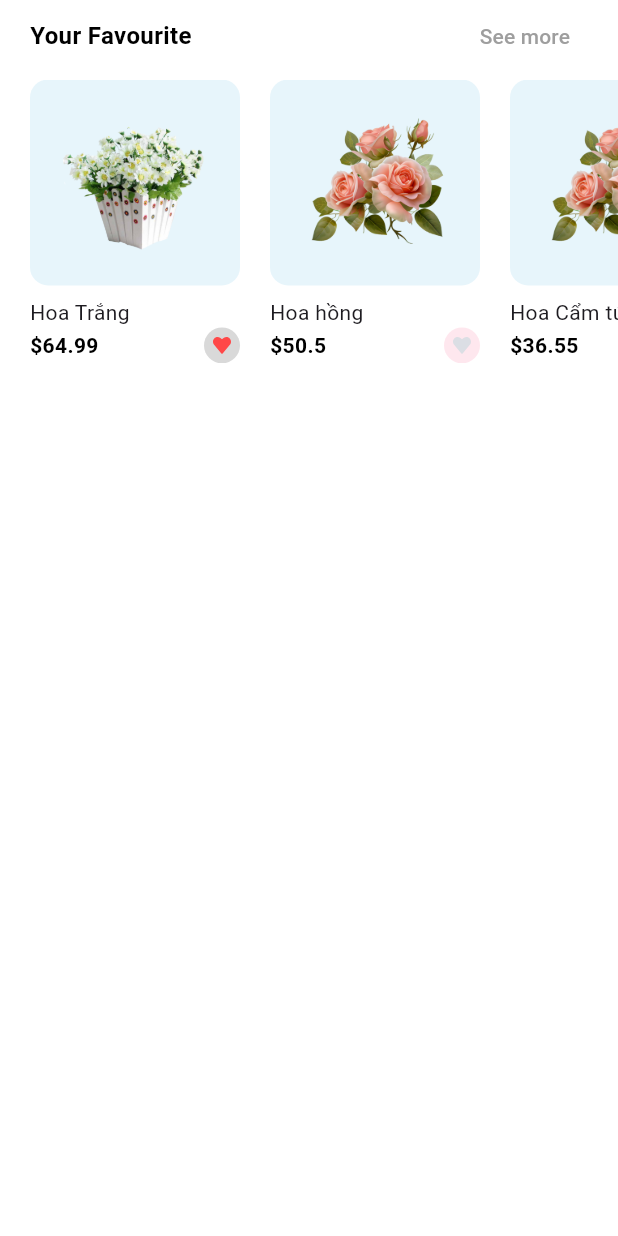
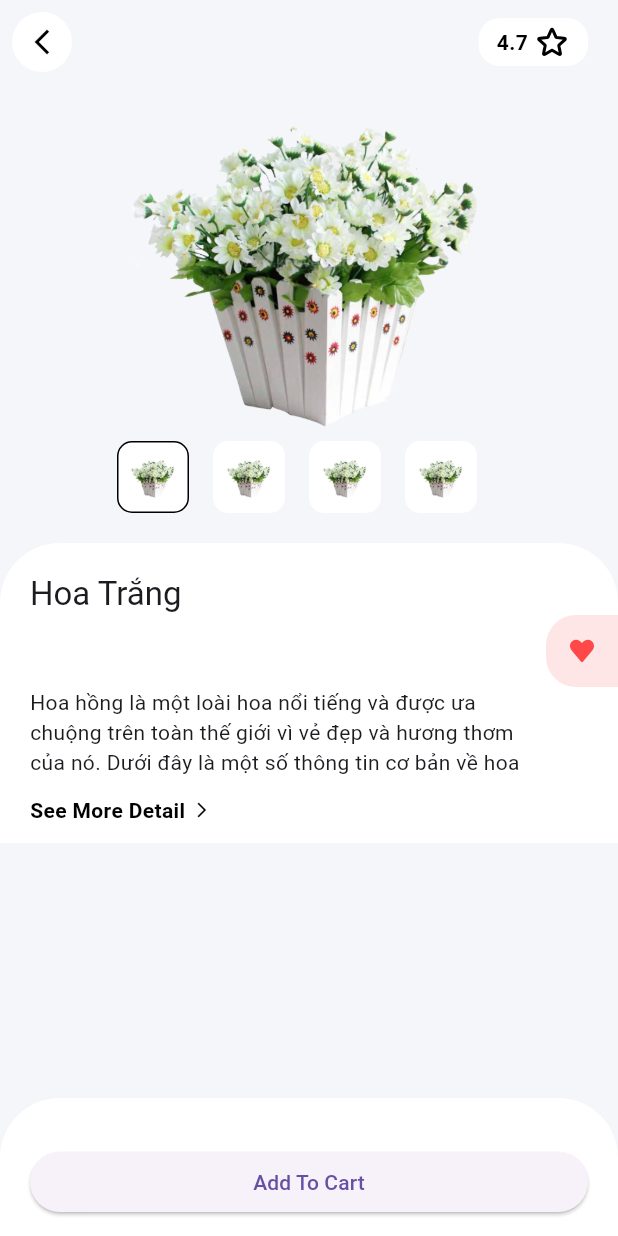
Before and after one commit to trongtran1211/flutter_dart_flower, a Flutter app: the PopularProducts widget shown alone on an empty page, opened directly, after a tap on "Hoa Trắng", on a phone screen of 412 x 824 dp. Run offline on Flutter 3.47's test engine with Material 3 defaults, Android fonts, the phone set to English and light mode, and no system bars; our stand-ins replace flutter_svg.

Commit message:
Trang chi tiết sản phẩm

```diff
--- /dev/null
+++ b/flower_shop/lib/components/rounded_icon_btn.dart
@@ -0,0 +1,46 @@
+import 'package:flutter/material.dart';
+
+import '../constants.dart';
+
+class RoundedIconBtn extends StatelessWidget {
+  const RoundedIconBtn({
+    Key? key,
+    required this.icon,
+    required this.press,
+    this.showShadow = false,
+  }) : super(key: key);
+
+  final IconData icon;
+  final GestureTapCancelCallback press;
+  final bool showShadow;
+
+  @override
+  Widget build(BuildContext context) {
+    return Container(
+      height: 40,
+      width: 40,
+      decoration: BoxDecoration(
+        shape: BoxShape.circle,
+        boxShadow: [
+          if (showShadow)
+            BoxShadow(
+              offset: const Offset(0, 6),
+              blurRadius: 10,
+              color: const Color(0xFFB0B0B0).withOpacity(0.2),
+            ),
+        ],
+      ),
+      child: TextButton(
+        style: TextButton.styleFrom(
+          foregroundColor: kPrimaryColor,
+          padding: EdgeInsets.zero,
+          backgroundColor: Colors.white,
+          shape:
+              RoundedRectangleBorder(borderRadius: BorderRadius.circular(50)),
+        ),
+        onPressed: press,
+        child: Icon(icon),
+      ),
+    );
+  }
+}
--- a/flower_shop/lib/models/Product.dart
+++ b/flower_shop/lib/models/Product.dart
@@ -4,7 +4,7 @@ class Product {
   final int id;
   final String title, description;
   final List<String> images;
-  final List<Color> colors;
+  // final List<Color> colors;
   final double rating, price;
   final bool isFavourite, isPopular;
   final String category;
@@ -12,7 +12,7 @@ class Product {
   Product({
     required this.id,
     required this.images,
-    required this.colors,
+    // required this.colors,
     this.rating = 0.0,
     this.isFavourite = false,
     this.isPopular = false,
@@ -30,16 +30,16 @@ List<Product> demoProducts = [
     id: 1,
     images: [
       "assets/images/flower_white_1.png",
-      "assets/images/flower_white_2.png",
-      "assets/images/flower_white_3.png",
-      "assets/images/flower_white_4.png",
+      "assets/images/flower_white_1.png",
+      "assets/images/flower_white_1.png",
+      "assets/images/flower_white_1.png",
     ],
-    colors: [
-      const Color(0xFFF6625E),
-      const Color(0xFF836DB8),
-      const Color(0xFFDECB9C),
-      Colors.white,
-    ],
+    // colors: [
+    //   const Color(0xFFF6625E),
+    //   const Color(0xFF836DB8),
+    //   const Color(0xFFDECB9C),
+    //   Colors.white,
+    // ],
     title: "Hoa Trắng ",
     price: 64.99,
     description: description,
@@ -53,12 +53,12 @@ List<Product> demoProducts = [
     images: [
       "assets/images/hoahong.png",
     ],
-    colors: [
-      const Color(0xFFF6625E),
-      const Color(0xFF836DB8),
-      const Color(0xFFDECB9C),
-      Colors.white,
-    ],
+    // colors: [
+    //   const Color(0xFFF6625E),
+    //   const Color(0xFF836DB8),
+    //   const Color(0xFFDECB9C),
+    //   Colors.white,
+    // ],
     title: "Hoa hồng",
     price: 50.5,
     description: description,
@@ -71,12 +71,12 @@ List<Product> demoProducts = [
     images: [
       "assets/images/hoahong.png",
     ],
-    colors: [
-      const Color(0xFFF6625E),
-      const Color(0xFF836DB8),
-      const Color(0xFFDECB9C),
-      Colors.white,
-    ],
+    // colors: [
+    //   const Color(0xFFF6625E),
+    //   const Color(0xFF836DB8),
+    //   const Color(0xFFDECB9C),
+    //   Colors.white,
+    // ],
     title: "Hoa Cẩm tú cầu",
     price: 36.55,
     description: description,
@@ -88,14 +88,14 @@ List<Product> demoProducts = [
   Product(
     id: 4,
     images: [
-      "assets/images/hoalan.png",
+      "assets/images/flower_white_1.png",
     ],
-    colors: [
-      const Color(0xFFF6625E),
-      const Color(0xFF836DB8),
-      const Color(0xFFDECB9C),
-      Colors.white,
-    ],
+    // colors: [
+    //   const Color(0xFFF6625E),
+    //   const Color(0xFF836DB8),
+    //   const Color(0xFFDECB9C),
+    //   Colors.white,
+    // ],
     title: "Hoa Lan",
     price: 20.20,
     description: description,
@@ -111,12 +111,12 @@ List<Product> demoProducts = [
       "assets/images/flower_white_3.png",
       "assets/images/flower_white_4.png",
     ],
-    colors: [
-      const Color(0xFFF6625E),
-      const Color(0xFF836DB8),
-      const Color(0xFFDECB9C),
-      Colors.white,
-    ],
+    // colors: [
+    //   const Color(0xFFF6625E),
+    //   const Color(0xFF836DB8),
+    //   const Color(0xFFDECB9C),
+    //   Colors.white,
+    // ],
     title: "Hoa Trắng ",
     price: 64.99,
     description: description,
@@ -130,12 +130,12 @@ List<Product> demoProducts = [
     images: [
       "assets/images/hoahong.png",
     ],
-    colors: [
-      const Color(0xFFF6625E),
-      const Color(0xFF836DB8),
-      const Color(0xFFDECB9C),
-      Colors.white,
-    ],
+    // colors: [
+    //   const Color(0xFFF6625E),
+    //   const Color(0xFF836DB8),
+    //   const Color(0xFFDECB9C),
+    //   Colors.white,
+    // ],
     title: "Hoa hồng",
     price: 50.5,
     description: description,
@@ -148,12 +148,12 @@ List<Product> demoProducts = [
     images: [
       "assets/images/hoahong.png",
     ],
-    colors: [
-      const Color(0xFFF6625E),
-      const Color(0xFF836DB8),
-      const Color(0xFFDECB9C),
-      Colors.white,
-    ],
+    // colors: [
+    //   const Color(0xFFF6625E),
+    //   const Color(0xFF836DB8),
+    //   const Color(0xFFDECB9C),
+    //   Colors.white,
+    // ],
     title: "Hoa Cẩm tú cầu",
     price: 36.55,
     description: description,
@@ -167,12 +167,12 @@ List<Product> demoProducts = [
     images: [
       "assets/images/hoahong.png",
     ],
-    colors: [
-      const Color(0xFFF6625E),
-      const Color(0xFF836DB8),
-      const Color(0xFFDECB9C),
-      Colors.white,
-    ],
+    // colors: [
+    //   const Color(0xFFF6625E),
+    //   const Color(0xFF836DB8),
+    //   const Color(0xFFDECB9C),
+    //   Colors.white,
+    // ],
     title: "Hoa hồng",
     price: 20.20,
     description: description,
@@ -183,4 +183,4 @@ List<Product> demoProducts = [
 ];
 
 const String description =
-    "";
+    "Hoa hồng là một loài hoa nổi tiếng và được ưa chuộng trên toàn thế giới vì vẻ đẹp và hương thơm của nó. Dưới đây là một số thông tin cơ bản về hoa hồng: Hoa hồng thường có cánh hoa mỏng, mềm mại, xếp chồng lên nhau thành từng lớp tạo thành bông hoa đẹp mắt. Hoa có nhiều loại màu sắc khác nhau như đỏ, hồng, trắng, vàng, cam, và xanh.";
--- a/flower_shop/lib/routes.dart
+++ b/flower_shop/lib/routes.dart
@@ -1,6 +1,7 @@
 import 'package:flutter/widgets.dart';
 import 'package:health_care/mainpage.dart';
 import 'package:health_care/screens/cart_screen/cart_screen.dart';
+import 'package:health_care/screens/details_screen/details_screen.dart';
 import 'package:health_care/screens/home_screen/home_screen.dart';
 import 'package:health_care/screens/info_screen/info_screen.dart';
 import 'package:health_care/screens/setting_screen/setting_screen.dart';
@@ -17,4 +18,5 @@ final Map<String, WidgetBuilder> routes = {
   CartScreen.routeName: (context) => const CartScreen(),
   SettingScreen.routeName: (context) => const SettingScreen(),
   PersonalInfoScreen.routeName: (context) => const PersonalInfoScreen(),
+  DetailsScreen.routeName: (context) => const DetailsScreen(),
 };
--- /dev/null
+++ b/flower_shop/lib/screens/details_screen/components/product_description.dart
@@ -0,0 +1,91 @@
+import 'package:flutter/material.dart';
+import 'package:flutter_svg/flutter_svg.dart';
+
+import '../../../constants.dart';
+import '../../../models/Product.dart';
+
+class ProductDescription extends StatelessWidget {
+  const ProductDescription({
+    Key? key,
+    required this.product,
+    this.pressOnSeeMore,
+  }) : super(key: key);
+
+  final Product product;
+  final GestureTapCallback? pressOnSeeMore;
+
+  @override
+  Widget build(BuildContext context) {
+    return Column(
+      crossAxisAlignment: CrossAxisAlignment.start,
+      children: [
+        Padding(
+          padding: const EdgeInsets.symmetric(horizontal: 20),
+          child: Text(
+            product.title,
+            style: Theme.of(context).textTheme.titleLarge,
+          ),
+        ),
+        Align(
+          alignment: Alignment.centerRight,
+          child: Container(
+            padding: const EdgeInsets.all(16),
+            width: 48,
+            decoration: BoxDecoration(
+              color: product.isFavourite
+                  ? const Color(0xFFFFE6E6)
+                  : const Color(0xFFF5F6F9),
+              borderRadius: const BorderRadius.only(
+                topLeft: Radius.circular(20),
+                bottomLeft: Radius.circular(20),
+              ),
+            ),
+            child: SvgPicture.asset(
+              "assets/icons/heart.svg",
+              colorFilter: ColorFilter.mode(
+                  product.isFavourite
+                      ? const Color(0xFFFF4848)
+                      : const Color(0xFFDBDEE4),
+                  BlendMode.srcIn),
+              height: 16,
+            ),
+          ),
+        ),
+        Padding(
+          padding: const EdgeInsets.only(
+            left: 20,
+            right: 64,
+          ),
+          child: Text(
+            product.description,
+            maxLines: 3,
+          ),
+        ),
+         Padding(
+           padding: const EdgeInsets.symmetric(
+             horizontal: 20,
+             vertical: 12,
+           ),
+           child: GestureDetector(
+             onTap: () {},
+             child: const Row(
+               children: [
+                 Text(
+                   "See More Detail",
+                   style: TextStyle(
+                       fontWeight: FontWeight.w600, color: kPrimaryColor),
+                 ),
+                 SizedBox(width: 5),
+                 Icon(
+                   Icons.arrow_forward_ios,
+                   size: 12,
+                   color: kPrimaryColor,
+                 ),
+               ],
+             ),
+           ),
+         )
+      ],
+    );
+  }
+}
--- /dev/null
+++ b/flower_shop/lib/screens/details_screen/components/product_images.dart
@@ -0,0 +1,92 @@
+import 'package:flutter/material.dart';
+
+import '../../../constants.dart';
+import '../../../models/Product.dart';
+
+class ProductImages extends StatefulWidget {
+  const ProductImages({
+    Key? key,
+    required this.product,
+  }) : super(key: key);
+
+  final Product product;
+
+  @override
+  _ProductImagesState createState() => _ProductImagesState();
+}
+
+class _ProductImagesState extends State<ProductImages> {
+  int selectedImage = 0;
+  @override
+  Widget build(BuildContext context) {
+    return Column(
+      children: [
+        SizedBox(
+          width: 238,
+          child: AspectRatio(
+            aspectRatio: 1,
+            child: Image.asset(widget.product.images[selectedImage]),
+
+          ),
+
+        ),
+        // SizedBox(height: 20),
+        Row(
+          mainAxisAlignment: MainAxisAlignment.center,
+          children: [
+            ...List.generate(
+              widget.product.images.length,
+              (index) => SmallProductImage(
+                isSelected: index ==selectedImage,
+                press: () {
+                  setState(() {
+                    selectedImage = index;
+                  });
+                },
+                image: widget.product.images[index],
+              ),
+            ),
+          ],
+        )
+      ],
+    );
+  }
+}
+
+class SmallProductImage extends StatefulWidget {
+  const SmallProductImage(
+      {super.key,
+      required this.isSelected,
+      required this.press,
+      required this.image});
+
+  final bool isSelected;
+  final VoidCallback press;
+  final String image;
+
+  @override
+  State<SmallProductImage> createState() => _SmallProductImageState();
+}
+
+class _SmallProductImageState extends State<SmallProductImage> {
+  @override
+  Widget build(BuildContext context) {
+    return GestureDetector(
+      onTap: widget.press,
+      child: AnimatedContainer(
+        duration: defaultDuration,
+        margin: const EdgeInsets.only(right: 16),
+        padding: const EdgeInsets.all(8),
+        height: 48,
+        width: 48,
+        decoration: BoxDecoration(
+          color: Colors.white,
+          borderRadius: BorderRadius.circular(10),
+          border: Border.all(
+              color: kPrimaryColor.withOpacity(widget.isSelected ? 1 : 0)),
+        ),
+        child: Image.asset(widget.image),
+      ),
+    );
+  }
+}
--- /dev/null
+++ b/flower_shop/lib/screens/details_screen/components/top_rounded_container.dart
@@ -0,0 +1,29 @@
+import 'package:flutter/material.dart';
+
+class TopRoundedContainer extends StatelessWidget {
+  const TopRoundedContainer({
+    Key? key,
+    required this.color,
+    required this.child,
+  }) : super(key: key);
+
+  final Color color;
+  final Widget child;
+
+  @override
+  Widget build(BuildContext context) {
+    return Container(
+      margin: const EdgeInsets.only(top: 20),
+      padding: const EdgeInsets.only(top: 20),
+      width: double.infinity,
+      decoration: BoxDecoration(
+        color: color,
+        borderRadius: const BorderRadius.only(
+          topLeft: Radius.circular(40),
+          topRight: Radius.circular(40),
+        ),
+      ),
+      child: child,
+    );
+  }
+}
--- /dev/null
+++ b/flower_shop/lib/screens/details_screen/details_screen.dart
@@ -0,0 +1,123 @@
+import 'package:flutter/material.dart';
+import 'package:flutter_svg/flutter_svg.dart';
+import 'package:health_care/screens/cart_screen/cart_screen.dart';
+
+
+import '../../models/Product.dart';
+import 'components/product_description.dart';
+import 'components/product_images.dart';
+import 'components/top_rounded_container.dart';
+
+class DetailsScreen extends StatelessWidget {
+  static String routeName = "/details";
+
+  const DetailsScreen({super.key});
+
+  @override
+  Widget build(BuildContext context) {
+    final ProductDetailsArguments agrs =
+        ModalRoute.of(context)!.settings.arguments as ProductDetailsArguments;
+    final product = agrs.product;
+    return Scaffold(
+      extendBody: true,
+      extendBodyBehindAppBar: true,
+      backgroundColor: const Color(0xFFF5F6F9),
+      appBar: AppBar(
+        backgroundColor: Colors.transparent,
+        elevation: 0,
+        leading: Padding(
+          padding: const EdgeInsets.all(8.0),
+          child: ElevatedButton(
+            onPressed: () {
+              Navigator.pop(context);
+            },
+            style: ElevatedButton.styleFrom(
+              shape: const CircleBorder(),
+              padding: EdgeInsets.zero,
+              elevation: 0,
+              backgroundColor: Colors.white,
+            ),
+            child: const Icon(
+              Icons.arrow_back_ios_new,
+              color: Colors.black,
+              size: 20,
+            ),
+          ),
+        ),
+        actions: [
+          Row(
+            children: [
+              Container(
+                margin: const EdgeInsets.only(right: 20),
+                padding:
+                    const EdgeInsets.symmetric(horizontal: 12, vertical: 4),
+                decoration: BoxDecoration(
+                  color: Colors.white,
+                  borderRadius: BorderRadius.circular(14),
+                ),
+                child: Row(
+                  children: [
+                    const Text(
+                      "4.7",
+                      style: TextStyle(
+                        fontSize: 14,
+                        color: Colors.black,
+                        fontWeight: FontWeight.w600,
+                      ),
+                    ),
+                    const SizedBox(width: 4),
+                    SvgPicture.asset("assets/icons/star.svg"),
+                  ],
+                ),
+              ),
+            ],
+          ),
+        ],
+      ),
+      body: ListView(
+        children: [
+          ProductImages(product: product),
+          TopRoundedContainer(
+            color: Colors.white,
+            child: Column(
+              children: [
+                ProductDescription(
+                  product: product,
+                  pressOnSeeMore: () {},
+                ),
+                // TopRoundedContainer(
+                //   color: const Color(0xFFF6F7F9),
+                //   child: Column(
+                //     children: [
+                //       // ColorDots(product: product),
+                //     ],
+                //   ),
+                // ),
+              ],
+            ),
+          ),
+        ],
+      ),
+      bottomNavigationBar: TopRoundedContainer(
+        color: Colors.white,
+        child: SafeArea(
+          child: Padding(
+            padding: const EdgeInsets.symmetric(horizontal: 20, vertical: 12),
+            child: ElevatedButton(
+              onPressed: () {
+                Navigator.pushNamed(context, CartScreen.routeName);
+              },
+              child: const Text("Add To Cart"),
+            ),
+          ),
+        ),
+      ),
+    );
+  }
+}
+
+class ProductDetailsArguments {
+  final Product product;
+
+  ProductDetailsArguments({required this.product});
+}
--- a/flower_shop/lib/screens/home_screen/components/popular_product.dart
+++ b/flower_shop/lib/screens/home_screen/components/popular_product.dart
@@ -1,6 +1,7 @@
 import 'package:flutter/material.dart';
 import 'package:health_care/components/product_card.dart';
 import 'package:health_care/models/Product.dart';
+import 'package:health_care/screens/details_screen/details_screen.dart';
 
 
 import 'section_title.dart';
@@ -31,13 +32,17 @@ class PopularProducts extends StatelessWidget {
               ...List.generate(
                 demoProducts.length,
                 (index) {
-                  if (demoProducts[index].isPopular) {
+                  if (demoProducts[index].isFavourite) {
                     return Padding(
                       padding: const EdgeInsets.only(left: 20),
                       child: ProductCard(
                         product: demoProducts[index],
-                        onPress: () =>
-                        {}
+                        onPress: () => Navigator.pushNamed(
+                          context,
+                          DetailsScreen.routeName,
+                          arguments: ProductDetailsArguments(
+                              product: demoProducts[index]),
+                        ),
                       ),
                     );
                   }
```
Also changed, not shown: flower_shop/assets/icons/star.svg (added).
